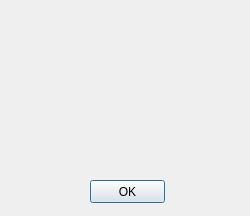
Qt form TimeWiseGUI/timewisefeedback.ui (terencelimzhengwei/cs2103jan2014-t17-3c) before a commit.
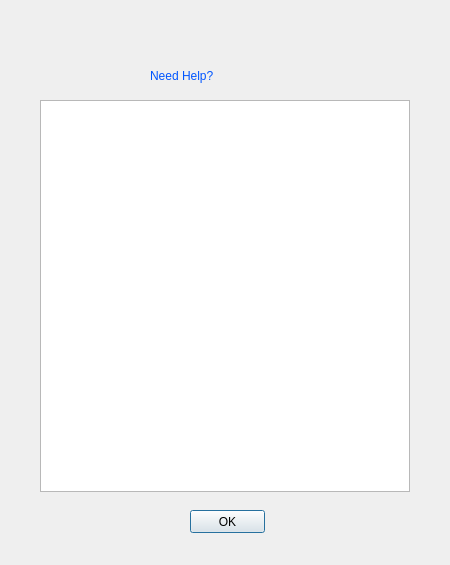
The same form after that commit. Icons and pictures are not drawn.

Commit message: [V0.4] Added Help Guide, summoned with help command.

```diff
--- a/TimeWiseGUI/timewisefeedback.ui
+++ b/TimeWiseGUI/timewisefeedback.ui
@@ -6,20 +6,20 @@
    <rect>
     <x>0</x>
     <y>0</y>
-    <width>250</width>
-    <height>216</height>
+    <width>450</width>
+    <height>565</height>
    </rect>
   </property>
   <property name="minimumSize">
    <size>
-    <width>250</width>
-    <height>216</height>
+    <width>450</width>
+    <height>565</height>
    </size>
   </property>
   <property name="maximumSize">
    <size>
-    <width>250</width>
-    <height>216</height>
+    <width>450</width>
+    <height>565</height>
    </size>
   </property>
   <property name="windowTitle">
@@ -28,27 +28,11 @@
   <property name="styleSheet">
    <string notr="true">#TimeWiseFeedback{image: url(:/TimeWiseGUI/feedbackground2.png);}</string>
   </property>
-  <widget class="QLabel" name="userFeedback">
-   <property name="geometry">
-    <rect>
-     <x>40</x>
-     <y>20</y>
-     <width>171</width>
-     <height>151</height>
-    </rect>
-   </property>
-   <property name="text">
-    <string/>
-   </property>
-   <property name="wordWrap">
-    <bool>true</bool>
-   </property>
-  </widget>
   <widget class="QPushButton" name="pushButton_ok">
    <property name="geometry">
     <rect>
-     <x>90</x>
-     <y>180</y>
+     <x>190</x>
+     <y>510</y>
      <width>75</width>
      <height>23</height>
     </rect>
@@ -60,6 +44,58 @@
     <bool>true</bool>
    </property>
   </widget>
+  <widget class="QTextEdit" name="textEdit">
+   <property name="geometry">
+    <rect>
+     <x>40</x>
+     <y>100</y>
+     <width>370</width>
+     <height>392</height>
+    </rect>
+   </property>
+   <property name="minimumSize">
+    <size>
+     <width>370</width>
+     <height>392</height>
+    </size>
+   </property>
+   <property name="maximumSize">
+    <size>
+     <width>370</width>
+     <height>392</height>
+    </size>
+   </property>
+   <property name="horizontalScrollBarPolicy">
+    <enum>Qt::ScrollBarAlwaysOff</enum>
+   </property>
+   <property name="readOnly">
+    <bool>true</bool>
+   </property>
+   <property name="html">
+    <string>&lt;!DOCTYPE HTML PUBLIC &quot;-//W3C//DTD HTML 4.0//EN&quot; &quot;http://www.w3.org/TR/REC-html40/strict.dtd&quot;&gt;
+&lt;html&gt;&lt;head&gt;&lt;meta name=&quot;qrichtext&quot; content=&quot;1&quot; /&gt;&lt;style type=&quot;text/css&quot;&gt;
+p, li { white-space: pre-wrap; }
+&lt;/style&gt;&lt;/head&gt;&lt;body style=&quot; font-family:'MS Shell Dlg 2'; font-size:8.25pt; font-weight:400; font-style:normal;&quot;&gt;
+&lt;p style=&quot; margin-top:0px; margin-bottom:0px; margin-left:0px; margin-right:0px; -qt-block-indent:0; text-indent:0px;&quot;&gt;&lt;img src=&quot;:/TimeWiseGUI/helpguide.png&quot; /&gt;&lt;/p&gt;&lt;/body&gt;&lt;/html&gt;</string>
+   </property>
+  </widget>
+  <widget class="QLabel" name="label">
+   <property name="geometry">
+    <rect>
+     <x>150</x>
+     <y>60</y>
+     <width>141</width>
+     <height>31</height>
+    </rect>
+   </property>
+   <property name="styleSheet">
+    <string notr="true">font: 75 26pt &quot;CF Jack Story&quot;;
+color: rgb(0, 85, 255);</string>
+   </property>
+   <property name="text">
+    <string>Need Help?</string>
+   </property>
+  </widget>
  </widget>
  <layoutdefault spacing="6" margin="11"/>
  <resources>
```
Left out of the diff: 2 changed lines with no effect on the pictures. The commit also changes 11 other files.
